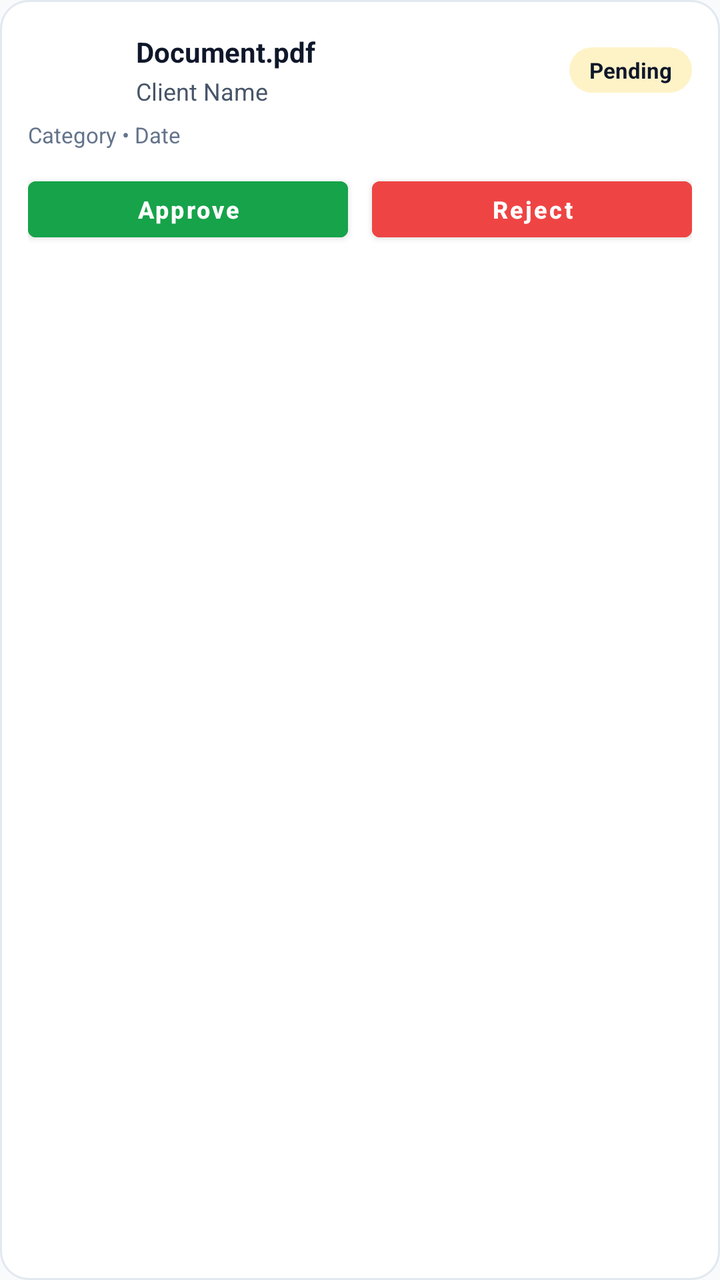
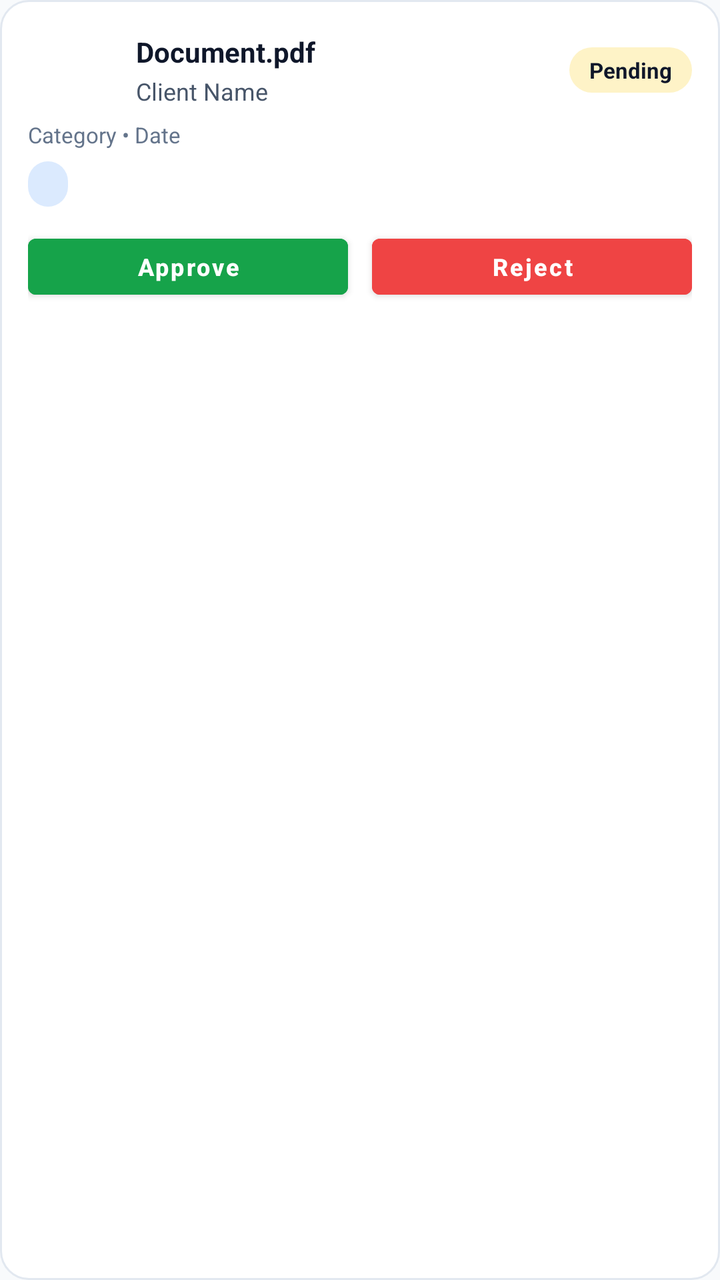

Two renders of the same Android screen: before a commit and after it. Below are the layout's source before the change and the commit's diff.
<!-- AndroidManifest.xml: application theme Theme.ApexLedger -->
<!-- res/layout/item_document_staff_row.xml -->
<?xml version="1.0" encoding="utf-8"?>
<LinearLayout xmlns:android="http://schemas.android.com/apk/res/android"
    android:layout_width="match_parent"
    android:layout_height="wrap_content"
    android:orientation="vertical"
    android:background="@drawable/bg_card_stroke"
    android:padding="14dp"
    android:layout_marginBottom="10dp">

    <LinearLayout
        android:layout_width="match_parent"
        android:layout_height="wrap_content"
        android:orientation="horizontal"
        android:gravity="center_vertical">

        <TextView
            android:id="@+id/tvFileType"
            android:layout_width="42dp"
            android:layout_height="42dp"
            android:gravity="center"
            android:text="PDF"
            android:textColor="@color/on_primary"
            android:textStyle="bold"
            android:textSize="11sp"
            android:layout_marginEnd="12dp" />

        <LinearLayout
            android:layout_width="0dp"
            android:layout_weight="1"
            android:layout_height="wrap_content"
            android:orientation="vertical">

            <TextView
                android:id="@+id/tvDocName"
                android:layout_width="wrap_content"
                android:layout_height="wrap_content"
                android:text="Document.pdf"
                android:textColor="@color/navy"
                android:textStyle="bold"
                android:textSize="14sp" />

            <TextView
                android:id="@+id/tvClientName"
                android:layout_width="wrap_content"
                android:layout_height="wrap_content"
                android:text="Client Name"
                android:textColor="@color/gray_600"
                android:textSize="12sp"
                android:layout_marginTop="2dp" />
        </LinearLayout>

        <TextView
            android:id="@+id/tvDocStatus"
            android:layout_width="wrap_content"
            android:layout_height="wrap_content"
            android:text="Pending"
            android:textSize="11sp"
            android:textStyle="bold"
            android:textColor="@color/navy"
            android:background="@drawable/badge_status_pending"
            android:paddingHorizontal="10dp"
            android:paddingVertical="4dp" />

    </LinearLayout>

    <TextView
        android:id="@+id/tvDocMeta"
        android:layout_width="wrap_content"
        android:layout_height="wrap_content"
        android:text="Category • Date"
        android:textColor="@color/gray_500"
        android:textSize="11sp"
        android:layout_marginTop="4dp" />

    <LinearLayout
        android:id="@+id/reviewActionsRow"
        android:layout_width="match_parent"
        android:layout_height="wrap_content"
        android:orientation="horizontal"
        android:layout_marginTop="10dp">

        <com.google.android.material.button.MaterialButton
            android:id="@+id/btnApprove"
            android:layout_width="0dp"
            android:layout_weight="1"
            android:layout_height="40dp"
            android:text="Approve"
            android:textAllCaps="false"
            android:textSize="12sp"
            android:textStyle="bold"
            android:backgroundTint="@color/success"
            android:layout_marginEnd="6dp" />

        <com.google.android.material.button.MaterialButton
            android:id="@+id/btnReject"
            android:layout_width="0dp"
            android:layout_weight="1"
            android:layout_height="40dp"
            android:text="Reject"
            android:textAllCaps="false"
            android:textSize="12sp"
            android:textStyle="bold"
            android:backgroundTint="@color/danger"
            android:layout_marginStart="6dp" />

    </LinearLayout>

</LinearLayout>
<!-- resources referenced by this layout -->
<resources>
  <color name="danger">#EF4444</color>
  <color name="gray_500">#64748B</color>
  <color name="gray_600">#475569</color>
  <color name="navy">#0F172A</color>
  <color name="on_primary">#FFFFFF</color>
  <color name="success">#16A34A</color>
  <!-- drawable badge_status_pending (drawable) -->
  <?xml version="1.0" encoding="utf-8"?>
  <shape xmlns:android="http://schemas.android.com/apk/res/android" android:shape="rectangle">
      <corners android:radius="20dp" />
      <solid android:color="#FEF3C7" />
  </shape>
  <!-- drawable bg_card_stroke (drawable) -->
  <?xml version="1.0" encoding="utf-8"?>
  <shape xmlns:android="http://schemas.android.com/apk/res/android" android:shape="rectangle">
      <corners android:radius="14dp" />
      <solid android:color="@color/white" />
      <stroke android:width="1dp" android:color="@color/gray_200" />
  </shape>
  <style name="Theme.ApexLedger" parent="Theme.MaterialComponents.DayNight.NoActionBar">
          <item name="colorPrimary">@color/primary</item>
          <item name="colorPrimaryDark">@color/primary_dark</item>
          <item name="colorAccent">@color/success</item>
          <item name="android:windowBackground">@color/background</item>
          <item name="android:statusBarColor">@color/status_bar</item>
          <item name="android:navigationBarColor">@color/white</item>
      </style>
  <color name="white">#FFFFFF</color>
  <color name="gray_200">#E2E8F0</color>
  <color name="primary">#2563EB</color>
  <color name="primary_dark">#1D4ED8</color>
  <color name="background">@color/gray_50</color>
  <color name="status_bar">#0F172A</color>
  <color name="gray_50">#F8FAFC</color>
</resources>

<!-- the commit's change to res/layout/item_document_staff_row.xml (unified diff, before → after) -->
@@ -72,6 +72,19 @@
         android:textSize="11sp"
         android:layout_marginTop="4dp" />
 
+    <TextView
+        android:id="@+id/tvDocAccountant"
+        android:layout_width="wrap_content"
+        android:layout_height="wrap_content"
+        android:textColor="@color/primary"
+        android:textStyle="bold"
+        android:textSize="11sp"
+        android:background="@drawable/bg_pill_blue"
+        android:paddingHorizontal="10dp"
+        android:paddingVertical="4dp"
+        android:layout_marginTop="6dp" />
+
+
     <LinearLayout
         android:id="@+id/reviewActionsRow"
         android:layout_width="match_parent"
<!-- resource entries referenced after the edit -->
@@ -19,8 +19,15 @@
       <solid android:color="@color/white" />
       <stroke android:width="1dp" android:color="@color/gray_200" />
   </shape>
+  <!-- drawable bg_pill_blue (drawable) -->
+  <?xml version="1.0" encoding="utf-8"?>
+  <shape xmlns:android="http://schemas.android.com/apk/res/android" android:shape="rectangle">
+      <corners android:radius="20dp" />
+      <solid android:color="#DBEAFE" />
+  </shape>
   <style name="Theme.ApexLedger" parent="Theme.MaterialComponents.DayNight.NoActionBar">
           <item name="colorPrimary">@color/primary</item>
+          <item name="colorOnPrimary">@color/on_primary</item>
           <item name="colorPrimaryDark">@color/primary_dark</item>
           <item name="colorAccent">@color/success</item>
           <item name="android:windowBackground">@color/background</item>
